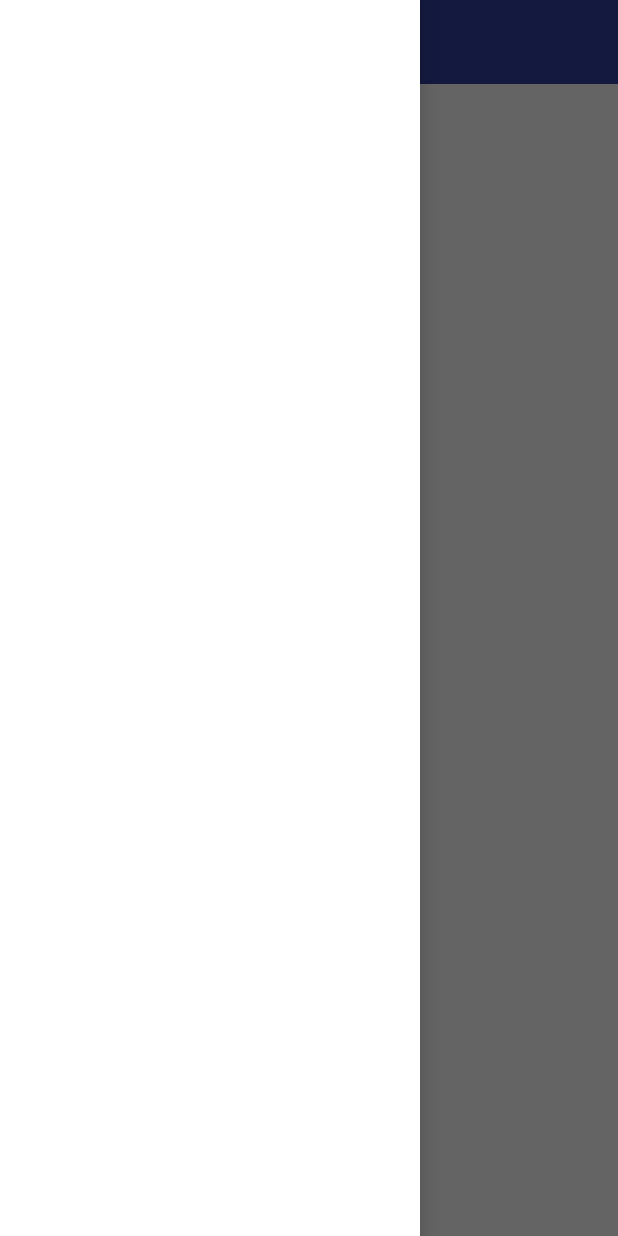
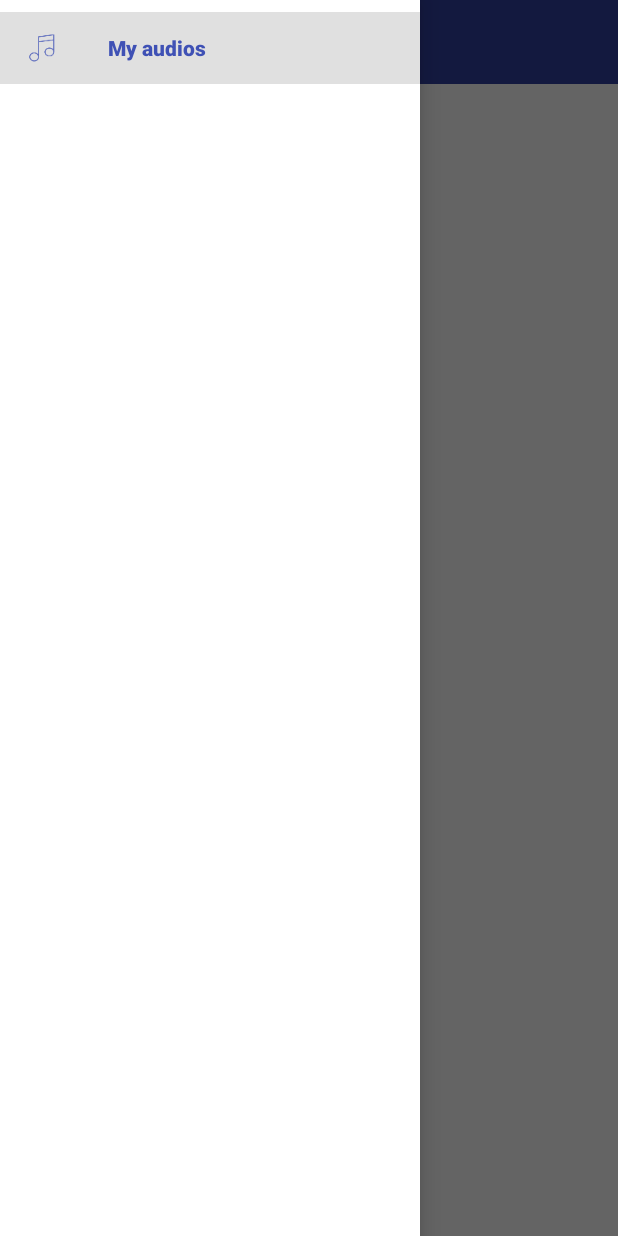
Before and after one commit to cac03/Mvk, an Android app: the AudiosFragment screen opened directly, with no data from a screen before it, with the side drawer open, on a phone screen of 412 x 824 dp. Run offline under Robolectric (Android 15) with nearby library versions, the phone set to English and light mode, and no system bars; our stand-ins replace ButterKnife, Dagger/Hilt's generated code, Timber; libraries missing offline, so code that uses them is left out: rx.android.schedulers, rx.exceptions, rx.functions, rx.schedulers; 2 statements that could not run were skipped.

Commit message:
Add 'my audios' nav drawer item

```diff
--- a/app/src/main/java/com/caco3/mvk/audios/AudiosActivity.java
+++ b/app/src/main/java/com/caco3/mvk/audios/AudiosActivity.java
@@ -39,4 +39,9 @@ public class AudiosActivity extends BaseActivity {
             .replace(R.id.fragment_container, fragment, AUDIOS_FRAGMENT_TAG)
             .commitNow();
   }
+
+  @Override
+  protected int getNavDrawerItemId() {
+    return R.id.nav_my_audios;
+  }
 }
--- a/app/src/main/res/menu/nav_drawer.xml
+++ b/app/src/main/res/menu/nav_drawer.xml
@@ -1,4 +1,11 @@
 <?xml version="1.0" encoding="utf-8"?>
 <menu xmlns:android="http://schemas.android.com/apk/res/android">
 
+    <group
+        android:checkableBehavior="single">
+        <item
+            android:id="@+id/nav_my_audios"
+            android:title="@string/nav_my_audios_title"
+            android:icon="@drawable/ic_music"/>
+    </group>
 </menu>
--- a/app/src/main/res/values/strings.xml
+++ b/app/src/main/res/values/strings.xml
@@ -4,6 +4,7 @@
     <!-- Strings related to navigation drawer -->
     <string name="nav_drawer_open">Open navigation drawer</string>
     <string name="nav_drawer_close">Close navigation drawer</string>
+    <string name="nav_my_audios_title">My audios</string>
 
     <!-- General errors string -->
     <string name="network_is_unavailable">Network is unavailable. Check your connection</string>
```
Also changed, not shown: app/src/main/java/com/caco3/mvk/ui/BaseActivity.java (+8 -1 lines).
